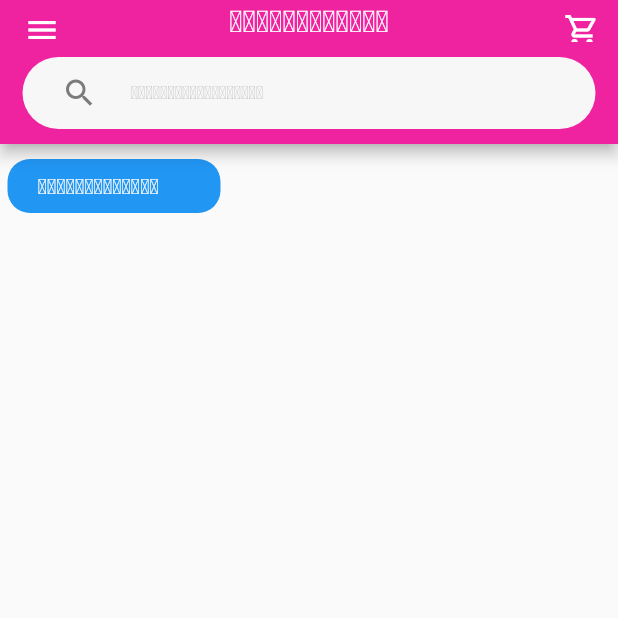
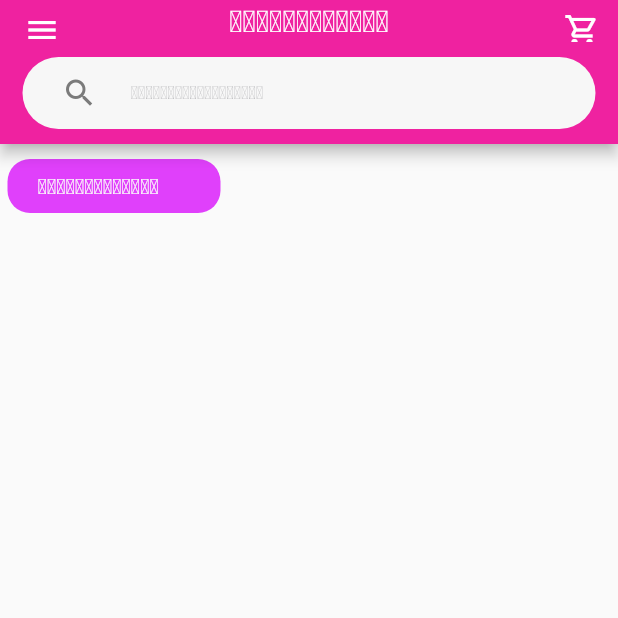
Before and after one commit to xayxiong/Skin_care, a Flutter app: the Get_Order screen opened by its route, on a phone screen of 412 x 824 dp, the top half of it. Run offline on Flutter 3.47's test engine with Material 2 defaults, Android fonts, the phone set to English and light mode, and no system bars; our stand-ins replace cloud_firestore, firebase_auth, firebase_core, fluttertoast, form_field_validator, open_file and 1 more; accounts and stored records are empty.

Commit message:
Start App

```diff
--- a/lib/Order/Get_order.dart
+++ b/lib/Order/Get_order.dart
@@ -5,6 +5,7 @@ import 'package:flutter/material.dart';
 import 'package:intl/intl.dart';
 import 'package:provider/provider.dart';
 import 'package:skin_care/eclement/element.dart';
+import 'package:skin_care/notifire/customerNotifire.dart';
 import 'package:skin_care/route/router.dart';
 
 import '../api/GetProduct.dart';
@@ -12,7 +13,7 @@ import '../api/widget/widgetShearch.dart';
 import '../notifire/Cartnotififire.dart';
 import '../notifire/categoryNotifire.dart';
 
-import '../notifire/employeeNotifire.dart';
+// import '../notifire/employeeNotifire.dart';
 import '../notifire/productNotifire.dart';
 
 class Get_Order extends StatefulWidget {
@@ -53,8 +54,8 @@ class _Get_OrderState extends State<Get_Order> {
     ProductNotifire product = Provider.of<ProductNotifire>(context);
     CategoryNotifire category = Provider.of<CategoryNotifire>(context);
     Cartnotifire cartno = Provider.of<Cartnotifire>(context);
-    EmployeeNotifire emp = Provider.of<EmployeeNotifire>(context);
 
+  CustomerNotifire ctm = Provider.of<CustomerNotifire>(context);
     return Scaffold(
       appBar: AppBar(
         backgroundColor: element.pink,
@@ -79,7 +80,7 @@ class _Get_OrderState extends State<Get_Order> {
           children: [
             DrawerHeader(
               decoration: const BoxDecoration(
-                color: Color(0xff179F84),
+                color: Color.fromARGB(255, 159, 23, 134),
               ),
               child: Column(
                 mainAxisAlignment: MainAxisAlignment.start,
@@ -92,19 +93,18 @@ class _Get_OrderState extends State<Get_Order> {
                   const SizedBox(
                     height: 10,
                   ),
-
-                  // Text('${emp.CurrentEmployee_loco!.id}',
-                  //     style:const TextStyle(
+                  // Text('${emp.CurrentEmployee_loco?.id}',
+                  //     style: const TextStyle(
                   //         fontWeight: FontWeight.bold,
                   //         fontSize: 14,
                   //         color: Colors.white)),
-                  // Text('${emp.CurrentEmployee_loco!.name}',
-                  //     style:const TextStyle(
+                  // Text('${emp.CurrentEmployee_loco?.name}',
+                  //     style: const TextStyle(
                   //         fontWeight: FontWeight.bold,
                   //         fontSize: 17,
                   //         color: Colors.white)),
-                  // Text('${emp.CurrentEmployee_loco!.email}',
-                  //     style:const TextStyle(
+                  // Text('${emp.CurrentEmployee_loco?.email}',
+                  //     style: const TextStyle(
                   //         fontWeight: FontWeight.bold,
                   //         fontSize: 17,
                   //         color: Colors.white)),
@@ -113,7 +113,7 @@ class _Get_OrderState extends State<Get_Order> {
             ),
             buildListTile(element.p1, route.Get_oerder),
             buildListTile(element.p2, route.managerOrder),
-            buildListTile(element.p3, route.Report_Order_Month),
+            // buildListTile(element.p3, route.Report_Order_Month),
             buildListTile(element.p4, route.Profile),
           ],
         ),
@@ -151,14 +151,14 @@ class _Get_OrderState extends State<Get_Order> {
         padding: const EdgeInsets.symmetric(horizontal: 20, vertical: 10),
         margin: const EdgeInsets.symmetric(horizontal: 5, vertical: 10),
         decoration: BoxDecoration(
-            color: colortype == true ? element.pink : Colors.blue,
+            color: colortype == true ? element.pink : Colors.purpleAccent,
             borderRadius: BorderRadius.circular(15)),
         child: Row(
           children: [
             InkWell(
               child: Text(
                 'ສີນຄ້າທັ້ງໝົດ',
-                style: TextStyle(color: element.wht),
+                style: TextStyle(color: element.wht,),
               ),
               onTap: () {
                 GetProduct(product);
--- a/lib/eclement/element.dart
+++ b/lib/eclement/element.dart
@@ -13,8 +13,8 @@ class element {
 
   static String nullimage = 'https://rae.mju.ac.th/images/untitled.png';
   //color
-  static var main = const Color(0xff179F84);
-  static var Indigo = const Color(0xff281E5D);
+  static var main = Color.fromARGB(255, 139, 3, 98);
+  static var Indigo = Color.fromARGB(255, 30, 93, 82);
   static var ocean = const Color(0xff016064);
   static var sky = const Color(0xff63c5da);
   static var wht = const Color(0xffFAFAFA);
@@ -24,8 +24,8 @@ class element {
   //title
   static String title = 'ຮ້ານຂາຍເຄື່ອງສຳອາງອອນລາຍ';
   static String p1 = "ລາຍການສິນຄ້າ";
-  static String p2 = "ຈັດການອໍເດີ";
-  static String p3 = "ອໍເດີທີສຳເລັດ";
+  static String p2 = "ອໍເດີທີ່ສັ່ງຊື້";
+  // static String p3 = "ອໍເດີທີສຳເລັດ";
 
   static String p4 = "ຂໍ້ມູນສ່ວນຕົວ";
   static CartButton(BuildContext context, route) {
--- a/lib/model/Employee_Model.dart
+++ b/lib/model/Customer_Model.dart
@@ -3,27 +3,27 @@
 
 import 'package:cloud_firestore/cloud_firestore.dart';
 
-class EmployeeData {
+class CustomerData {
   String? id;
   String? name;
   String? email;
   String? password;
   String? tel;
   String? address;
-  String? position;
+
   Timestamp? date;
-  EmployeeData({
+  CustomerData({
     this.id,
     this.email,
     this.password,
     this.name,
     this.date,
     this.address,
-    this.position,
+
     this.tel,
   });
-  static List<String> positoin = ['Admin', 'Sale'];
-  EmployeeData.frommap(Map<String, dynamic> value) {
+
+  CustomerData.frommap(Map<String, dynamic> value) {
     id = value['id'];
     name = value['name'];
     email = value['email'];
@@ -31,7 +31,7 @@ class EmployeeData {
     date = value['date'];
     address = value['address'];
     tel = value['tel'];
-    position = value['position'];
+
   }
 
   Map<String, dynamic>? toMap() {
@@ -43,7 +43,7 @@ class EmployeeData {
       'date': date,
       'address': address,
       'tel': tel,
-      'position': position,
+
       'date': Timestamp.now()
     };
   }
--- a/lib/notifire/OrderNotifire.dart
+++ b/lib/notifire/OrderNotifire.dart
@@ -1,6 +1,7 @@
 import 'package:flutter/foundation.dart';
+import 'package:skin_care/model/Customer_Model.dart';
 
-import '../model/Employee_Model.dart';
+// import '../model/Employee_Model.dart';
 import '../model/Order_Model.dart';
 
 
@@ -10,7 +11,7 @@ class Order_Notifire with ChangeNotifier {
   List<Order_Model_upload> Order = [];
   List<CartDetailData> Order_detill = [];
   Order_Model_upload Curren_Order = Order_Model_upload();
-  EmployeeData ctm_Ooder= EmployeeData();
+  CustomerData ctm_Ooder= CustomerData();
   Referenc() {
     Order;
     notifyListeners();
--- /dev/null
+++ b/lib/notifire/customerNotifire.dart
@@ -0,0 +1,12 @@
+import 'package:flutter/foundation.dart';
+import 'package:skin_care/model/Customer_Model.dart';
+
+
+class CustomerNotifire with ChangeNotifier {
+  CustomerData ? CurrentCustomer_loco;
+
+  RefreshCtm() {
+    CurrentCustomer_loco;
+    notifyListeners();
+  }
+}
--- a/lib/notifire/employeeNotifire.dart
+++ /dev/null
@@ -1,13 +0,0 @@
-// ignore_for_file: non_constant_identifier_names, avoid_print
-
-import 'package:flutter/foundation.dart';
-import 'package:skin_care/model/Employee_Model.dart';
-
-class EmployeeNotifire with ChangeNotifier {
-  EmployeeData ?CurrentEmployee_loco;
-
-  RefreshEmp() {
-    CurrentEmployee_loco;
-    notifyListeners();
-  }
-}
```
Also changed, not shown: lib/Login/login.dart (+15 -13 lines), lib/Login/register.dart (+61 -28 lines), lib/Order/Cart.dart (+9 -5 lines), lib/Order/Report_Order_Month.dart (+7 -6 lines), lib/api/Upload_Data/Upload_Order.dart (+4 -3 lines), lib/api/get_EmployeeData.dart (deleted, +0 -47 lines), lib/api/get_Order.dart (+6 -5 lines), lib/api/get_Report_Order.dart (+6 -5 lines), lib/main.dart (+5 -4 lines), lib/model/Order_Model.dart (+4 -3 lines), lib/profile/Profire.dart (+10 -25 lines).
